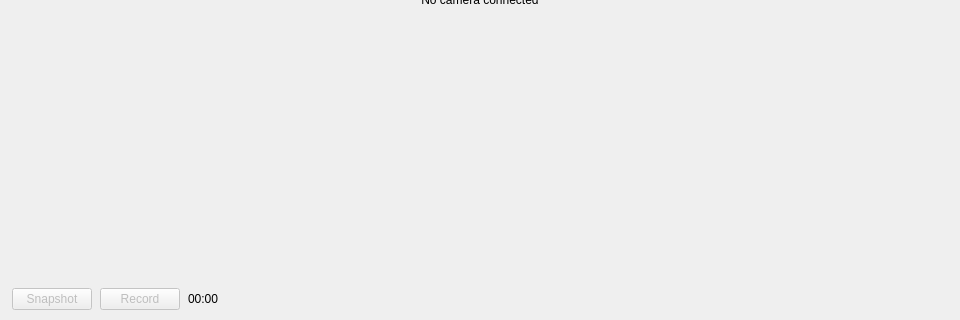
The window that src/views/ui/camera_view_widget.ui (joeescarcega8879/Light-Microscope) describes before a commit, drawn with Qt 5; both pictures show x 0 to 960 and y 320 to 640 of the 960 by 640 pixel window.
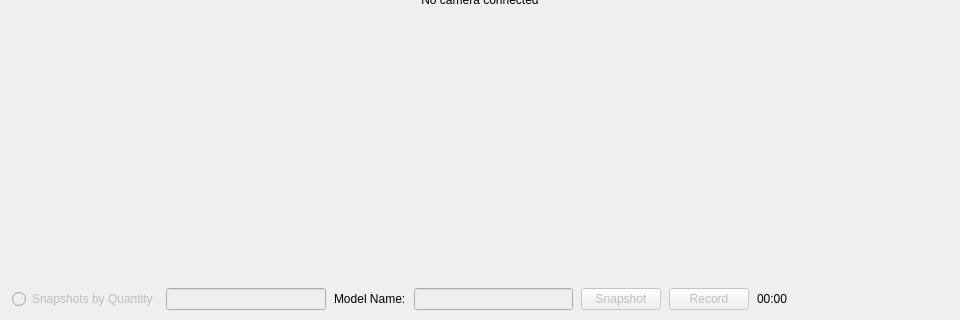
The same window after the commit.

Commit message: feat: Add YOLO utilities for dataset preparation and label management

Diff of the .ui file:
```diff
--- a/src/views/ui/camera_view_widget.ui
+++ b/src/views/ui/camera_view_widget.ui
@@ -85,8 +85,40 @@
 
    <item>
     <layout class="QHBoxLayout" name="bottomBarLayout">
-     <property name="spacing"><number>8</number></property>
-
+     <property name="spacing">
+      <number>8</number>
+     </property>
+     <item>
+      <widget class="QRadioButton" name="rdb_by_quantity">
+       <property name="enabled">
+        <bool>false</bool>
+       </property>
+       <property name="text">
+        <string>Snapshots by Quantity</string>
+       </property>
+      </widget>
+     </item>
+     <item>
+      <widget class="QLineEdit" name="line_quantity">
+       <property name="enabled">
+        <bool>false</bool>
+       </property>
+      </widget>
+     </item>
+     <item>
+      <widget class="QLabel" name="label">
+       <property name="text">
+        <string>Model Name:</string>
+       </property>
+      </widget>
+     </item>
+     <item>
+      <widget class="QLineEdit" name="line_model_name">
+       <property name="enabled">
+        <bool>false</bool>
+       </property>
+      </widget>
+     </item>
      <item>
       <widget class="QPushButton" name="btnSnapshot">
        <property name="text"><string>Snapshot</string></property>
@@ -110,10 +142,15 @@
 
      <item>
       <widget class="QLabel" name="lblTimer">
-       <property name="text"><string>00:00</string></property>
-       <property name="minimumWidth"><number>60</number></property>
-       <property name="alignment"><set>Qt::AlignLeft|Qt::AlignVCenter</set></property>
-       <property name="visible"><bool>false</bool></property>
+       <property name="visible">
+        <bool>false</bool>
+       </property>
+       <property name="text">
+        <string>00:00</string>
+       </property>
+       <property name="alignment">
+        <set>Qt::AlignmentFlag::AlignLeading|Qt::AlignmentFlag::AlignLeft|Qt::AlignmentFlag::AlignVCenter</set>
+       </property>
       </widget>
      </item>
 
```
Left out of the diff: 154 changed lines with no effect on the pictures. The commit also changes 20 other files.
